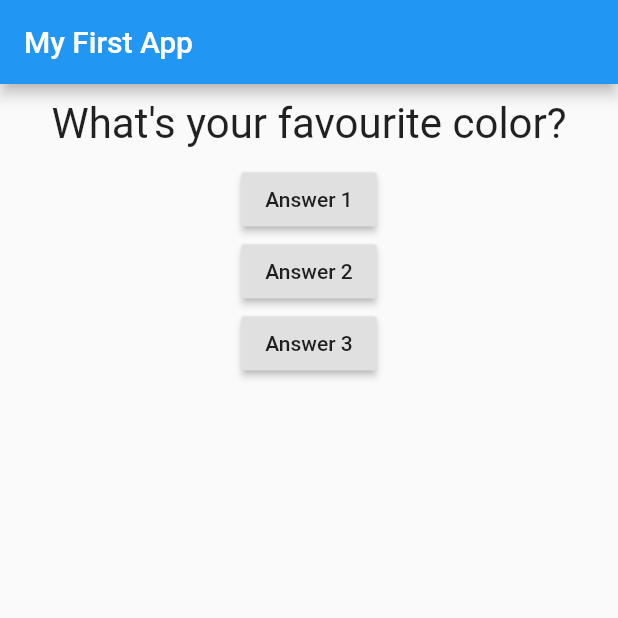
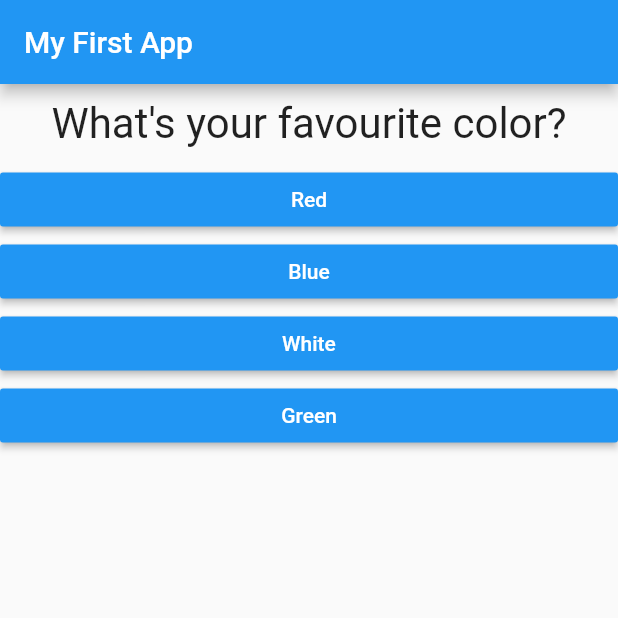
Before and after one commit to socheathorl/com_flutter_guide, a Flutter app: the screen it shows after launch, on a phone screen of 412 x 824 dp, the top half of it. Run offline on Flutter 3.47's test engine with Material 2 defaults, Android fonts, the phone set to English and light mode, and no system bars.

```diff
--- /dev/null
+++ b/lib/answer.dart
@@ -0,0 +1,21 @@
+import 'package:flutter/material.dart';
+
+class Answer extends StatelessWidget {
+  final VoidCallback selectHandler;
+  final String answerText;
+
+  Answer(this.selectHandler, this.answerText);
+
+  @override
+  Widget build(BuildContext context) {
+    return Container(
+      width: double.infinity,
+      child: RaisedButton(
+        color: Colors.blue,
+        textColor: Colors.white,
+        child: Text(answerText),
+        onPressed: selectHandler,
+      ),
+    );
+  }
+}
--- a/lib/main.dart
+++ b/lib/main.dart
@@ -1,5 +1,6 @@
 import 'package:flutter/material.dart';
 import './question.dart';
+import './answer.dart';
 
 void main() {
   runApp(MyApp());
@@ -24,8 +25,33 @@ class _MyAppState extends State<MyApp> {
   @override
   Widget build(BuildContext context) {
     var questions = [
-      "What's your favourite color?",
-      "What's your favourit animal?"
+      {
+        'questionText': "What's your favourite color?",
+        'answer': [
+          'Red',
+          'Blue',
+          'White',
+          'Green'
+        ]
+      },
+      {
+        'questionText': "What's your favourite animal?",
+        'answer': [
+          'Dog',
+          'Cat',
+          'Rabbit',
+          'Cow'
+        ]
+      },
+      {
+        'questionText': "What's your favourite phone?",
+        'answer': [
+          'IPhone',
+          'Samsung',
+          'Mi',
+          'Vivo'
+        ]
+      }
     ];
     return MaterialApp(
       home: Scaffold(
@@ -34,20 +60,10 @@ class _MyAppState extends State<MyApp> {
         ),
         body: Column(
           children: [
-            Question(questions[_questionIndex]),
-            RaisedButton(
-              child: Text('Answer 1'),
-              onPressed: _answerQuestion,
-            ),
-            RaisedButton(
-              child: Text('Answer 2'),
-              onPressed: () => print('Answer 2 chosen!'),
-            ),
-            RaisedButton(
-                child: Text('Answer 3'),
-                onPressed: () {
-                  print('Answer 3 chosen!');
-                })
+            Question(questions[_questionIndex]['questionText'] as String),
+            ...(questions[_questionIndex]['answer'] as List<String>).map((answer) {
+              return Answer(_answerQuestion, answer);
+            }).toList(),
           ],
         ),
       ),
```
Also changed, not shown: 1 other file.
